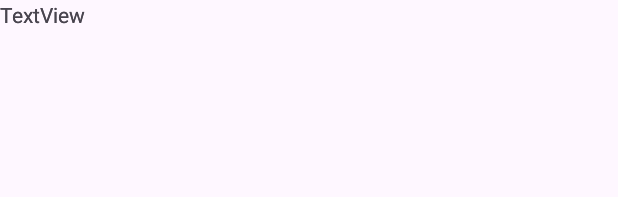
After one commit to DiagonDev/GameRiseApp, an Android app: the layout tag_view.xml on its own in the app's theme, with its tools: preview values and no code run, on a phone screen of 412 x 824 dp. The commit adds this screen. Shown: the top 197 px of the screen. Run offline under Robolectric (Android 15) with nearby library versions, the phone set to English and light mode, and no system bars.

Commit message:
Aggiunto back-end

```diff
--- a/gamerise/app/src/main/AndroidManifest.xml
+++ b/gamerise/app/src/main/AndroidManifest.xml
@@ -13,7 +13,7 @@
         android:theme="@style/Theme.GameRise"
         tools:targetApi="31">
         <activity
-            android:name=".TagActivity"
+            android:name=".ui.TagActivity"
             android:exported="true">
             <intent-filter>
                 <action android:name="android.intent.action.MAIN" />
@@ -21,6 +21,9 @@
                 <category android:name="android.intent.category.LAUNCHER" />
             </intent-filter>
         </activity>
+        <activity
+            android:name=".ui.MainActivity"
+            android:exported="true"/>
     </application>
 
 </manifest>
--- a/gamerise/app/src/main/res/layout/activity_tag.xml
+++ b/gamerise/app/src/main/res/layout/activity_tag.xml
@@ -5,7 +5,7 @@
     android:id="@+id/main"
     android:layout_width="match_parent"
     android:layout_height="match_parent"
-    tools:context=".TagActivity">
+    tools:context=".ui.TagActivity">
 
     <EditText
         android:id="@+id/insertTag"
--- /dev/null
+++ b/gamerise/app/src/main/res/layout/tag_view.xml
@@ -0,0 +1,22 @@
+<?xml version="1.0" encoding="utf-8"?>
+<androidx.constraintlayout.widget.ConstraintLayout xmlns:android="http://schemas.android.com/apk/res/android"
+    xmlns:tools="http://schemas.android.com/tools"
+    android:layout_width="match_parent"
+    android:layout_height="match_parent">
+
+    <TextView
+        android:id="@+id/nomeGiocatoreTextView"
+        android:layout_width="wrap_content"
+        android:layout_height="wrap_content"
+        android:text="TextView"
+        tools:layout_editor_absoluteX="93dp"
+        tools:layout_editor_absoluteY="317dp" />
+
+    <TextView
+        android:id="@+id/tagTextView"
+        android:layout_width="wrap_content"
+        android:layout_height="wrap_content"
+        android:text="TextView"
+        tools:layout_editor_absoluteX="265dp"
+        tools:layout_editor_absoluteY="317dp" />
+</androidx.constraintlayout.widget.ConstraintLayout>
```
Also changed, not shown: gamerise/app/src/main/java/xyz/brawl/gamerise/api/controller/ControllerApi.java (added, +8 -0 lines), gamerise/app/src/main/java/xyz/brawl/gamerise/singleton/GameAccountSingleton.java (added, +23 -0 lines), gamerise/app/src/main/java/xyz/brawl/gamerise/ui/MainActivity.java (added, +27 -0 lines), gamerise/app/src/main/java/xyz/brawl/gamerise/ui/TagActivity.java (renamed from gamerise/app/src/main/java/xyz/brawl/gamerise/TagActivity.java, +6 -2 lines), gamerise/app/src/main/java/xyz/brawl/gamerise/ui/recyclers/tag/Tag.java (added, +19 -0 lines), gamerise/app/src/main/java/xyz/brawl/gamerise/ui/recyclers/tag/TagAdapter.java (added, +37 -0 lines), gamerise/app/src/main/java/xyz/brawl/gamerise/ui/recyclers/tag/TagViewHolder.java (added, +23 -0 lines), gamerise/app/src/main/res/layout/activity_main.xml (added, +10 -0 lines).
